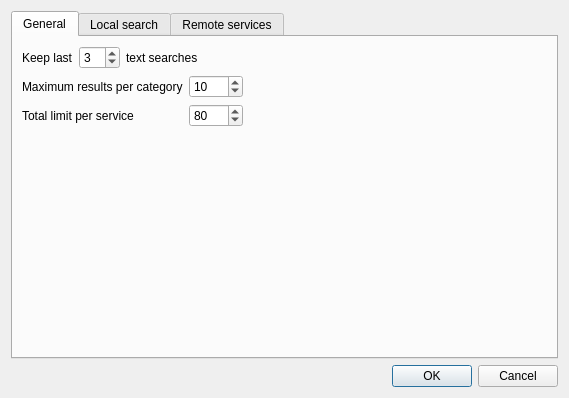
Above: ui/ui_configuration.ui from 3nids/quickfinder before the change. Below: the same form after it.
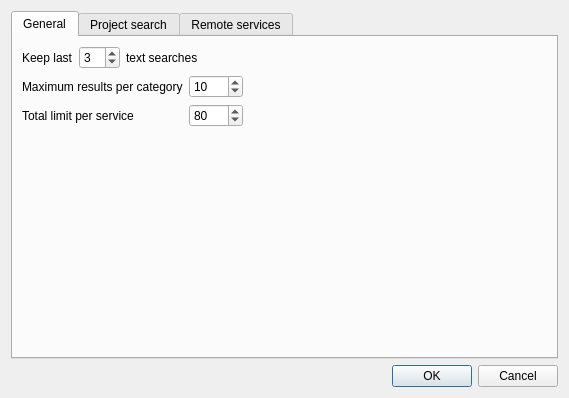
That is the form after the change. Icons and pictures are not drawn.

Commit message: rename local to project

```diff
--- a/ui/ui_configuration.ui
+++ b/ui/ui_configuration.ui
@@ -153,7 +153,7 @@
      </widget>
      <widget class="QWidget" name="projectTab">
       <attribute name="title">
-       <string>Local search</string>
+       <string>Project search</string>
       </attribute>
       <layout class="QVBoxLayout" name="verticalLayout_4">
        <item>
```
Left out of the diff: 6 changed lines with no effect on the pictures. The commit also changes 9 other files.
